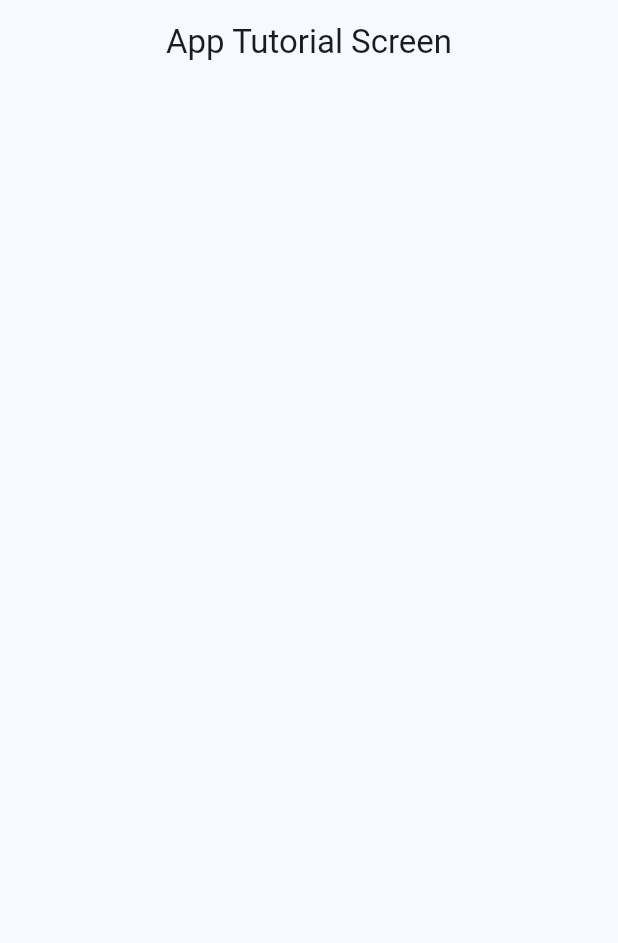
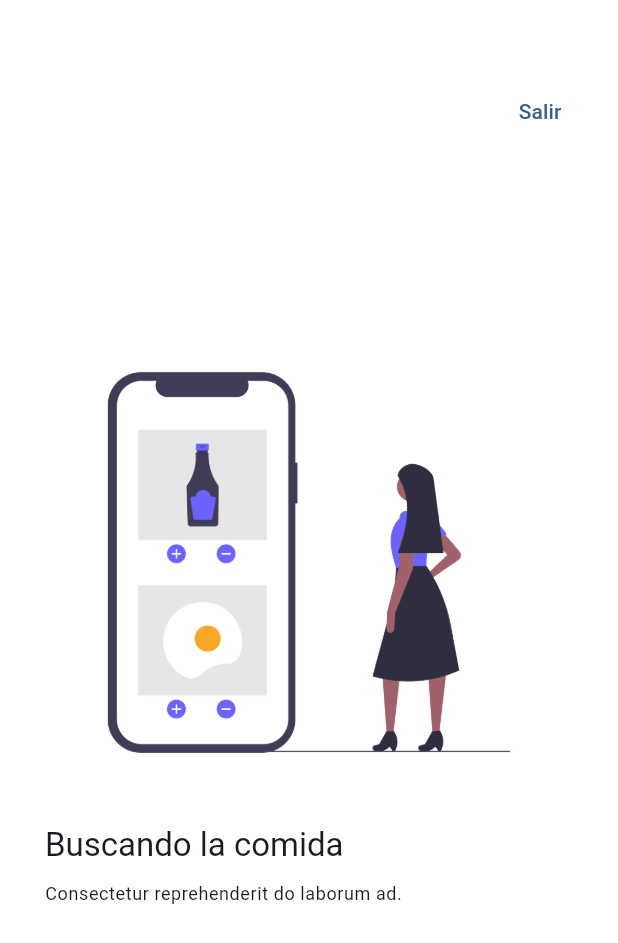
Before and after one commit to devnud/widgets_app, a Flutter app: the AppTutorialScreen screen opened by its route, on a phone screen of 412 x 824 dp. Shown: the top 943 px of the screen. Run offline on Flutter 3.47's test engine with Material 3 defaults, Android fonts, the phone set to English and light mode, and no system bars; our stand-ins replace animate_do, go_router.

Commit message:
tutorial screen finalizado

```diff
--- a/lib/presentation/screens/app_tutorial/app_tutorial_screen.dart
+++ b/lib/presentation/screens/app_tutorial/app_tutorial_screen.dart
@@ -1,16 +1,155 @@
+import 'package:animate_do/animate_do.dart';
 import 'package:flutter/material.dart';
+import 'package:go_router/go_router.dart';
 
-class AppTutorialScreen extends StatelessWidget {
+class SlideInfo {
+  final String title;
+  final String caption;
+  final String imageUrl;
+
+  SlideInfo({
+    required this.title,
+    required this.caption,
+    required this.imageUrl,
+  });
+}
+
+final slides = <SlideInfo>[
+  SlideInfo(
+      title: 'Buscando la comida',
+      caption: 'Consectetur reprehenderit do laborum ad.',
+      imageUrl: 'assets/images/1.png'),
+  SlideInfo(
+      title: 'Entrega rapida',
+      caption:
+          'Velit officia officia amet culpa cillum exercitation et laborum nulla veniam veniam pariatur ullamco.',
+      imageUrl: 'assets/images/2.png'),
+  SlideInfo(
+      title: 'Disfruta tu comida',
+      caption: 'Magna do laborum deserunt voluptate pariatur.',
+      imageUrl: 'assets/images/3.png'),
+];
+
+class AppTutorialScreen extends StatefulWidget {
   static const String name = 'tutorial_screen';
 
   const AppTutorialScreen({super.key});
 
   @override
+  State<AppTutorialScreen> createState() => _AppTutorialScreenState();
+}
+
+class _AppTutorialScreenState extends State<AppTutorialScreen> {
+  final PageController pageViewController = PageController();
+  bool enReached = false;
+
+  @override
+  void initState() {
+    super.initState();
+
+    pageViewController.addListener(() {
+
+      final page = pageViewController.page ?? 0;
+
+      if (!enReached && page >= slides.length - 1.5) {
+        setState(() {
+          enReached = true;
+        });
+      }
+    });
+  }
+
+  @override
+  void dispose() {
+    pageViewController.dispose();
+
+    super.dispose();
+  }
+
+  @override
   Widget build(BuildContext context) {
     return Scaffold(
-      appBar: AppBar(
-        title: const Text('App Tutorial Screen'),
+      backgroundColor: Colors.white,
+      body: Stack(
+        children: [
+          PageView(
+            controller: pageViewController,
+            physics: const BouncingScrollPhysics(),
+            children: slides
+                .map((slideData) => _Slide(
+                      title: slideData.title,
+                      caption: slideData.caption,
+                      imageUrl: slideData.imageUrl,
+                    ))
+                .toList(),
+          ),
+          Positioned(
+            right: 20,
+            top: 50,
+            child: TextButton(
+              onPressed: () {
+                context.pop();
+              },
+              child: const Text('Salir'),
+            ),
+          ),
+
+          enReached ?
+          Positioned(
+            right: 30,
+            bottom: 30,
+            child: FadeInRight(
+              from: 15,
+              delay: const Duration(seconds: 1),
+              child: FilledButton(
+                onPressed: () => context.pop(),
+                child: const Text('Comenzar'),
+              ),
+            ),
+          ): const SizedBox(),
+        ],
       ),
     );
   }
 }
+
+class _Slide extends StatelessWidget {
+  final String title;
+  final String caption;
+  final String imageUrl;
+
+  const _Slide({
+    required this.title,
+    required this.caption,
+    required this.imageUrl,
+  });
+
+  @override
+  Widget build(BuildContext context) {
+    final titleStyle = Theme.of(context).textTheme.titleLarge;
+    final captionStyle = Theme.of(context).textTheme.bodySmall;
+
+    return Padding(
+      padding: const EdgeInsets.symmetric(horizontal: 30),
+      child: Center(
+        child: Column(
+          mainAxisAlignment: MainAxisAlignment.center,
+          crossAxisAlignment: CrossAxisAlignment.start,
+          children: [
+            Image(image: AssetImage(imageUrl)),
+            const SizedBox(height: 20),
+            Text(
+              title,
+              style: titleStyle,
+            ),
+            const SizedBox(height: 10),
+            Text(
+              caption,
+              style: captionStyle,
+            ),
+          ],
+        ),
+      ),
+    );
+  }
+}
--- a/pubspec.yaml
+++ b/pubspec.yaml
@@ -7,6 +7,7 @@ environment:
   sdk: '>=3.2.3 <4.0.0'
 
 dependencies:
+  animate_do: ^3.1.2
   flutter:
     sdk: flutter
   go_router: ^13.0.0
@@ -19,5 +20,5 @@ dev_dependencies:
 flutter:
   uses-material-design: true
 
-assets:
-  - assets/images/
+  assets:
+    - assets/images/
```
Also changed, not shown: pubspec.lock.
